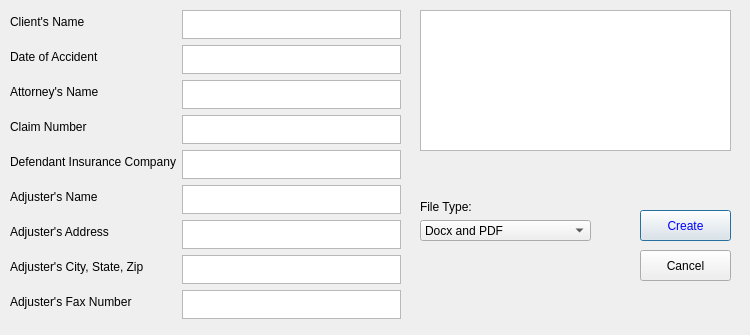
Old version of the form gui/LOR.ui in the repository RDNelson26/DocuLegal_Project.
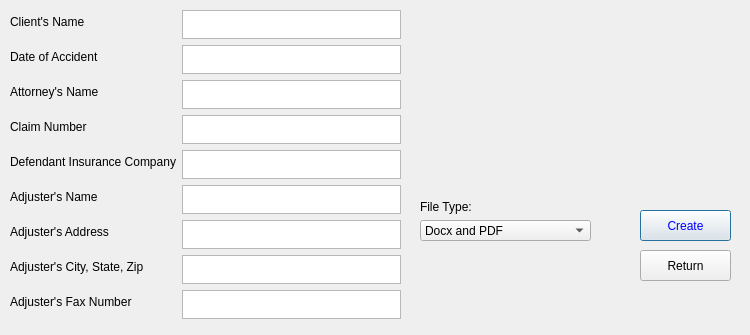
New version of the form. Icons and pictures are not drawn.

```diff
--- a/gui/LOR.ui
+++ b/gui/LOR.ui
@@ -51,7 +51,7 @@
     </rect>
    </property>
    <property name="text">
-    <string>Cancel</string>
+    <string>Return</string>
    </property>
   </widget>
   <widget class="QWidget" name="verticalLayoutWidget">
@@ -87,16 +87,6 @@
     </item>
    </layout>
   </widget>
-  <widget class="QGraphicsView" name="graphicsView">
-   <property name="geometry">
-    <rect>
-     <x>420</x>
-     <y>10</y>
-     <width>311</width>
-     <height>141</height>
-    </rect>
-   </property>
-  </widget>
   <widget class="QWidget" name="formLayoutWidget">
    <property name="geometry">
     <rect>
@@ -424,6 +414,22 @@
     </item>
    </layout>
   </widget>
+  <widget class="QLabel" name="label_11">
+   <property name="geometry">
+    <rect>
+     <x>420</x>
+     <y>0</y>
+     <width>311</width>
+     <height>141</height>
+    </rect>
+   </property>
+   <property name="text">
+    <string/>
+   </property>
+   <property name="pixmap">
+    <pixmap>../placeholders/DashnerLogo.jpg</pixmap>
+   </property>
+  </widget>
  </widget>
  <resources/>
  <connections/>
```
Left out of the diff: 17 changed lines with no effect on the pictures.
